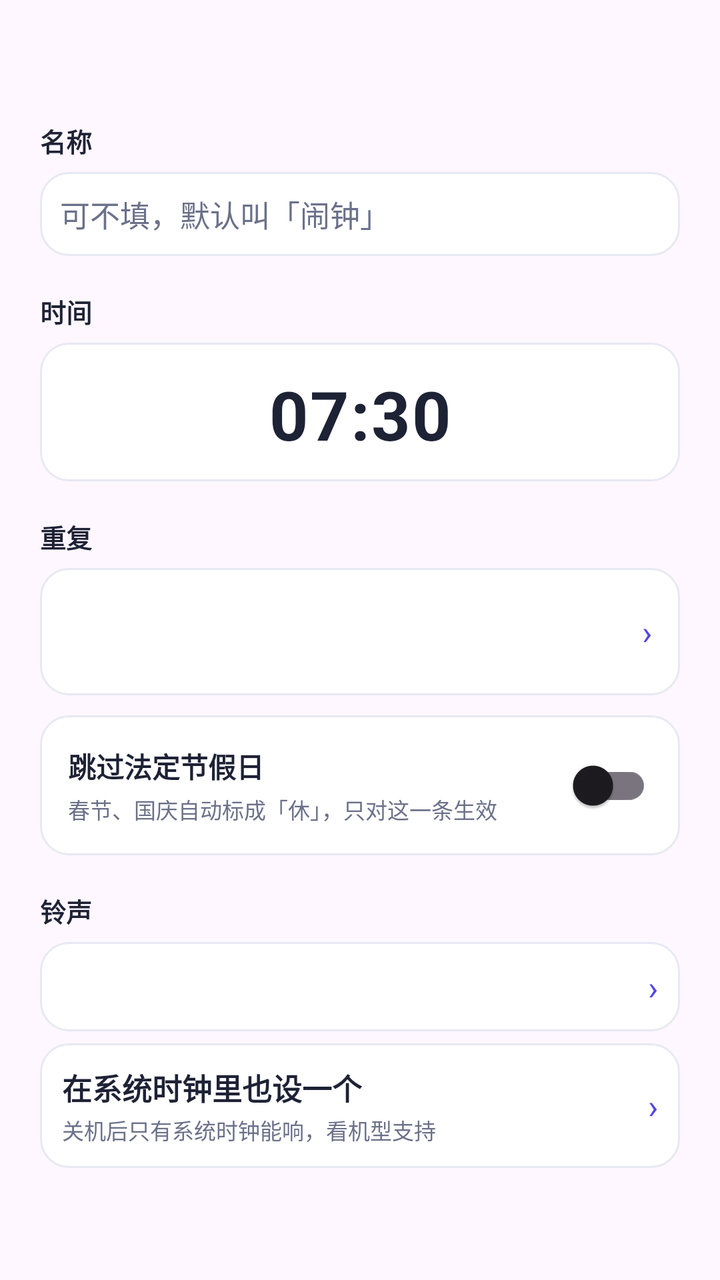
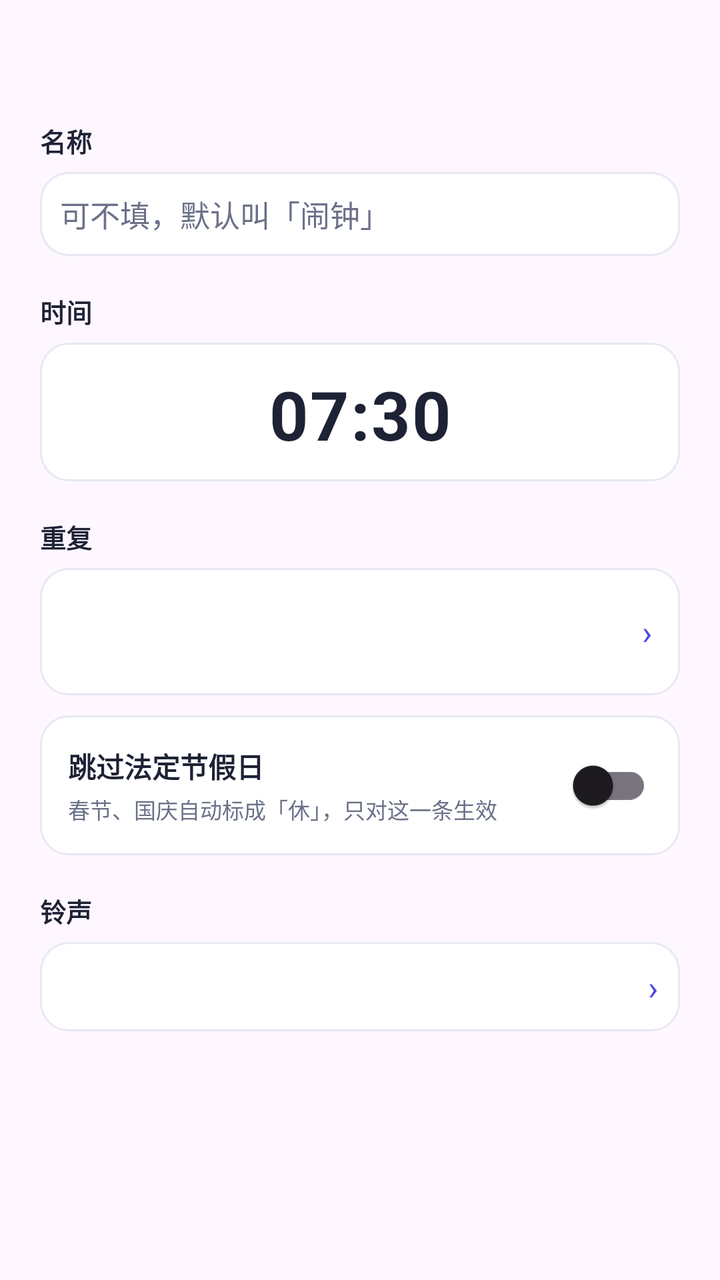

An Android layout rendered at two revisions. The XML below is the earlier revision; the diff shows what the commit changed to produce the second picture.
<!-- AndroidManifest.xml: application theme Theme.WeekdayAlarm -->
<!-- res/layout/dialog_alarm.xml -->
<?xml version="1.0" encoding="utf-8"?>
<ScrollView xmlns:android="http://schemas.android.com/apk/res/android"
    android:layout_width="match_parent"
    android:layout_height="wrap_content"
    android:fadingEdgeLength="28dp"
    android:requiresFadingEdge="vertical"
    android:fillViewport="true">

<LinearLayout
    android:layout_width="match_parent"
    android:layout_height="wrap_content"
    android:orientation="vertical"
    android:padding="20dp">

    <TextView
        android:id="@+id/tv_alarm_title"
        android:layout_width="match_parent"
        android:layout_height="wrap_content"
        android:textColor="@color/ink"
        android:textSize="17sp"
        android:textStyle="bold" />

    <TextView
        style="@style/FieldLabel"
        android:layout_width="wrap_content"
        android:layout_height="wrap_content"
        android:layout_marginTop="18dp"
        android:text="名称" />

    <EditText
        android:id="@+id/et_alarm_label"
        android:layout_width="match_parent"
        android:layout_height="wrap_content"
        android:layout_marginTop="6dp"
        android:background="@drawable/bg_field_outline"
        android:importantForAutofill="no"
        android:inputType="text"
        android:maxLength="12"
        android:maxLines="1"
        android:padding="10dp"
        android:hint="可不填，默认叫「闹钟」"
        android:textColorHint="@color/sub"
        android:textColor="@color/ink"
        android:textSize="15sp" />

    <TextView
        style="@style/FieldLabel"
        android:layout_width="wrap_content"
        android:layout_height="wrap_content"
        android:layout_marginTop="18dp"
        android:text="时间" />

    
    <LinearLayout
        android:id="@+id/box_alarm_time"
        android:layout_width="match_parent"
        android:layout_height="wrap_content"
        android:layout_marginTop="6dp"
        android:background="@drawable/bg_field_outline"
        android:clickable="true"
        android:focusable="true"
        android:gravity="center"
        android:orientation="vertical"
        android:paddingTop="13dp"
        android:paddingBottom="11dp">

        <TextView
            android:id="@+id/tv_alarm_pick_time"
            android:layout_width="match_parent"
            android:layout_height="wrap_content"
            android:gravity="center"
            android:letterSpacing="0.02"
            android:paddingStart="14dp"
            android:paddingEnd="14dp"
            android:text="07:30"
            android:textColor="@color/ink"
            android:textSize="34sp"
            android:textStyle="bold" />

        <TextView
            android:id="@+id/tv_alarm_time_source"
            android:layout_width="match_parent"
            android:layout_height="wrap_content"
            android:layout_marginTop="3dp"
            android:gravity="center"
            android:paddingStart="14dp"
            android:paddingEnd="14dp"
            android:textColor="@color/sub"
            android:textSize="12sp"
            android:visibility="gone" />
    </LinearLayout>

    
    <LinearLayout
        android:id="@+id/row_shift_follow"
        android:layout_width="match_parent"
        android:layout_height="wrap_content"
        android:layout_marginTop="10dp"
        android:background="@drawable/bg_dialog_row"
        android:clickable="true"
        android:focusable="true"
        android:gravity="center_vertical"
        android:orientation="horizontal"
        android:paddingStart="14dp"
        android:paddingTop="12dp"
        android:paddingEnd="14dp"
        android:paddingBottom="12dp"
        android:visibility="gone">

        <TextView
            android:id="@+id/tv_shift_follow"
            android:layout_width="0dp"
            android:layout_height="wrap_content"
            android:layout_weight="1"
            android:text="白班、夜班 · 开始前 1 小时 30 分"
            android:textColor="@color/indigo"
            android:textSize="14sp"
            android:textStyle="bold" />

        <TextView style="@style/ValueChevron" />
    </LinearLayout>

    <TextView
        style="@style/FieldLabel"
        android:layout_width="wrap_content"
        android:layout_height="wrap_content"
        android:layout_marginTop="18dp"
        android:text="重复" />

    
    <LinearLayout
        android:id="@+id/row_repeat"
        android:layout_width="match_parent"
        android:layout_height="wrap_content"
        android:layout_marginTop="6dp"
        android:background="@drawable/bg_field_outline"
        android:clickable="true"
        android:focusable="true"
        android:gravity="center_vertical"
        android:orientation="horizontal"
        android:paddingStart="14dp"
        android:paddingTop="12dp"
        android:paddingEnd="14dp"
        android:paddingBottom="12dp">

        <LinearLayout
            android:layout_width="0dp"
            android:layout_height="wrap_content"
            android:layout_weight="1"
            android:orientation="vertical">

            <TextView
                android:id="@+id/tv_repeat_value"
                android:layout_width="match_parent"
                android:layout_height="wrap_content"
                android:textColor="@color/ink"
                android:textSize="15sp"
                android:textStyle="bold" />

            <TextView
                android:id="@+id/tv_repeat_sub"
                android:layout_width="match_parent"
                android:layout_height="wrap_content"
                android:layout_marginTop="3dp"
                android:textColor="@color/sub"
                android:textSize="12sp" />
        </LinearLayout>

        <TextView style="@style/SettingsChevron" />
    </LinearLayout>

    
    <LinearLayout
        android:id="@+id/row_own_rule"
        android:layout_width="match_parent"
        android:layout_height="wrap_content"
        android:layout_marginTop="10dp"
        android:background="@drawable/bg_dialog_row"
        android:clickable="true"
        android:focusable="true"
        android:gravity="center_vertical"
        android:orientation="horizontal"
        android:paddingStart="14dp"
        android:paddingTop="12dp"
        android:paddingEnd="14dp"
        android:paddingBottom="12dp"
        android:visibility="gone">

        <TextView
            android:id="@+id/tv_own_rule"
            android:layout_width="0dp"
            android:layout_height="wrap_content"
            android:layout_weight="1"
            android:text="4 天上 2 天"
            android:textColor="@color/indigo"
            android:textSize="14sp"
            android:textStyle="bold" />

        <TextView style="@style/ValueChevron" />
    </LinearLayout>

    
    <LinearLayout
        android:id="@+id/row_once_date"
        android:layout_width="match_parent"
        android:layout_height="wrap_content"
        android:layout_marginTop="10dp"
        android:background="@drawable/bg_field_outline"
        android:clickable="true"
        android:focusable="true"
        android:orientation="vertical"
        android:padding="11dp"
        android:visibility="gone">

        <TextView
            style="@style/FieldLabel"
            android:layout_width="wrap_content"
            android:layout_height="wrap_content"
            android:text="哪一天" />

        <TextView
            android:id="@+id/tv_once_date"
            android:layout_width="match_parent"
            android:layout_height="wrap_content"
            android:layout_marginTop="3dp"
            android:textColor="@color/indigo"
            android:textSize="16sp"
            android:textStyle="bold" />
    </LinearLayout>

    
    <LinearLayout
        android:id="@+id/row_holiday_alarm"
        android:layout_width="match_parent"
        android:layout_height="wrap_content"
        android:layout_marginTop="10dp"
        android:background="@drawable/bg_field_outline"
        android:gravity="center_vertical"
        android:orientation="horizontal"
        android:paddingStart="14dp"
        android:paddingTop="11dp"
        android:paddingEnd="14dp"
        android:paddingBottom="11dp">

        <LinearLayout
            android:layout_width="0dp"
            android:layout_height="wrap_content"
            android:layout_weight="1"
            android:orientation="vertical">

            <TextView
                android:layout_width="wrap_content"
                android:layout_height="wrap_content"
                android:text="跳过法定节假日"
                android:textColor="@color/ink"
                android:textSize="14sp"
                android:textStyle="bold" />

            <TextView
                android:id="@+id/tv_alarm_holiday_hint"
                android:layout_width="wrap_content"
                android:layout_height="wrap_content"
                android:layout_marginTop="3dp"
                android:text="春节、国庆自动标成「休」，只对这一条生效"
                android:textColor="@color/sub"
                android:textSize="11sp" />
        </LinearLayout>

        <androidx.appcompat.widget.SwitchCompat
            android:id="@+id/sw_alarm_holiday"
            android:layout_width="wrap_content"
            android:layout_height="wrap_content" />
    </LinearLayout>

    
    <TextView
        style="@style/FieldLabel"
        android:layout_width="wrap_content"
        android:layout_height="wrap_content"
        android:layout_marginTop="18dp"
        android:text="铃声" />

    
    <LinearLayout
        android:id="@+id/row_alarm_ringtone"
        android:layout_width="match_parent"
        android:layout_height="wrap_content"
        android:layout_marginTop="6dp"
        android:background="@drawable/bg_field_outline"
        android:clickable="true"
        android:focusable="true"
        android:gravity="center_vertical"
        android:orientation="horizontal"
        android:paddingStart="11dp"
        android:paddingTop="11dp"
        android:paddingEnd="11dp"
        android:paddingBottom="11dp">

        <TextView
            android:id="@+id/tv_alarm_ringtone"
            android:layout_width="0dp"
            android:layout_height="wrap_content"
            android:layout_weight="1"
            android:ellipsize="end"
            android:maxLines="2"
            android:textColor="@color/ink"
            android:textSize="15sp"
            android:textStyle="bold" />

        <TextView style="@style/SettingsChevron" />
    </LinearLayout>

    
    <LinearLayout
        android:id="@+id/row_system_clock"
        android:layout_width="match_parent"
        android:layout_height="wrap_content"
        android:layout_marginTop="6dp"
        android:background="@drawable/bg_field_outline"
        android:clickable="true"
        android:focusable="true"
        android:gravity="center_vertical"
        android:orientation="horizontal"
        android:paddingStart="11dp"
        android:paddingTop="11dp"
        android:paddingEnd="11dp"
        android:paddingBottom="11dp">

        <LinearLayout
            android:layout_width="0dp"
            android:layout_height="wrap_content"
            android:layout_weight="1"
            android:orientation="vertical">

            <TextView
                android:layout_width="wrap_content"
                android:layout_height="wrap_content"
                android:text="@string/system_clock_row"
                android:textColor="@color/ink"
                android:textSize="15sp"
                android:textStyle="bold" />

            <TextView
                style="@style/SettingsSummary"
                android:layout_width="wrap_content"
                android:layout_height="wrap_content"
                android:layout_marginTop="2dp"
                android:text="@string/system_clock_row_sub" />
        </LinearLayout>

        <TextView style="@style/SettingsChevron" />
    </LinearLayout>
</LinearLayout>

</ScrollView>
<!-- resources referenced by this layout -->
<resources>
  <color name="indigo">#4F46E5</color>
  <color name="ink">#1E2235</color>
  <color name="sub">#6B7189</color>
  <!-- drawable bg_dialog_row (drawable) -->
  <?xml version="1.0" encoding="utf-8"?>
  <shape xmlns:android="http://schemas.android.com/apk/res/android"
      android:shape="rectangle">
      <solid android:color="@color/card" />
      <stroke
          android:width="1dp"
          android:color="@color/line" />
      <corners android:radius="@dimen/radius_row" />
  </shape>
  <!-- drawable bg_field_outline (drawable) -->
  <?xml version="1.0" encoding="utf-8"?>
  <ripple xmlns:android="http://schemas.android.com/apk/res/android"
      android:color="#1F4F46E5">
      <item>
          <shape android:shape="rectangle">
              <solid android:color="@color/card" />
              <corners android:radius="@dimen/radius_row" />
              <stroke
                  android:width="1dp"
                  android:color="@color/line" />
          </shape>
      </item>
  </ripple>
  <string name="system_clock_row">在系统时钟里也设一个</string>
  <string name="system_clock_row_sub">关机后只有系统时钟能响，看机型支持</string>
  <style name="FieldLabel">
          <item name="android:textColor">@color/ink</item>
          <item name="android:textSize">@dimen/font_body</item>
          <item name="android:textStyle">bold</item>
      </style>
  <style name="SettingsChevron">
          <item name="android:layout_width">wrap_content</item>
          <item name="android:layout_height">wrap_content</item>
          <item name="android:layout_marginStart">@dimen/space_6</item>
          <item name="android:text">›</item>
          <item name="android:textColor">@color/indigo</item>
          <item name="android:textSize">@dimen/font_chevron</item>
      </style>
  <style name="SettingsSummary">
          <item name="android:textColor">@color/sub</item>
          <item name="android:textSize">@dimen/font_caption</item>
          <item name="android:lineSpacingMultiplier">1.2</item>
      </style>
  <style name="ValueChevron">
          <item name="android:layout_width">wrap_content</item>
          <item name="android:layout_height">wrap_content</item>
          <item name="android:layout_marginStart">@dimen/space_6</item>
          <item name="android:text">›</item>
          <item name="android:textColor">@color/sub</item>
          <item name="android:textSize">@dimen/font_chevron</item>
      </style>
  <style name="Theme.WeekdayAlarm" parent="Theme.Material3.DayNight.NoActionBar">
          <item name="colorPrimary">@color/indigo</item>
          <item name="colorPrimaryVariant">@color/indigo_dark</item>
          <item name="colorOnPrimary">@color/white</item>
          <item name="android:statusBarColor">@color/bg</item>
          <item name="android:windowLightStatusBar">true</item>
      </style>
  <color name="card">#FFFFFF</color>
  <color name="line">#E7E9F3</color>
  <dimen name="radius_row">14dp</dimen>
  <dimen name="font_body">13sp</dimen>
  <dimen name="space_6">6dp</dimen>
  <dimen name="font_chevron">17sp</dimen>
  <dimen name="font_caption">11sp</dimen>
  <color name="indigo_dark">#4338CA</color>
  <color name="white">#FFFFFFFF</color>
  <color name="bg">#F4F5FB</color>
</resources>

<!-- the commit's change to res/layout/dialog_alarm.xml (unified diff, before → after) -->
@@ -310,46 +310,6 @@
         <TextView style="@style/SettingsChevron" />
     </LinearLayout>
 
-    
-    <LinearLayout
-        android:id="@+id/row_system_clock"
-        android:layout_width="match_parent"
-        android:layout_height="wrap_content"
-        android:layout_marginTop="6dp"
-        android:background="@drawable/bg_field_outline"
-        android:clickable="true"
-        android:focusable="true"
-        android:gravity="center_vertical"
-        android:orientation="horizontal"
-        android:paddingStart="11dp"
-        android:paddingTop="11dp"
-        android:paddingEnd="11dp"
-        android:paddingBottom="11dp">
-
-        <LinearLayout
-            android:layout_width="0dp"
-            android:layout_height="wrap_content"
-            android:layout_weight="1"
-            android:orientation="vertical">
-
-            <TextView
-                android:layout_width="wrap_content"
-                android:layout_height="wrap_content"
-                android:text="@string/system_clock_row"
-                android:textColor="@color/ink"
-                android:textSize="15sp"
-                android:textStyle="bold" />
-
-            <TextView
-                style="@style/SettingsSummary"
-                android:layout_width="wrap_content"
-                android:layout_height="wrap_content"
-                android:layout_marginTop="2dp"
-                android:text="@string/system_clock_row_sub" />
-        </LinearLayout>
-
-        <TextView style="@style/SettingsChevron" />
-    </LinearLayout>
 </LinearLayout>
 
 </ScrollView>
<!-- resource entries referenced after the edit -->
@@ -27,8 +27,6 @@
           </shape>
       </item>
   </ripple>
-  <string name="system_clock_row">在系统时钟里也设一个</string>
-  <string name="system_clock_row_sub">关机后只有系统时钟能响，看机型支持</string>
   <style name="FieldLabel">
           <item name="android:textColor">@color/ink</item>
           <item name="android:textSize">@dimen/font_body</item>
@@ -41,11 +39,6 @@
           <item name="android:text">›</item>
           <item name="android:textColor">@color/indigo</item>
           <item name="android:textSize">@dimen/font_chevron</item>
-      </style>
-  <style name="SettingsSummary">
-          <item name="android:textColor">@color/sub</item>
-          <item name="android:textSize">@dimen/font_caption</item>
-          <item name="android:lineSpacingMultiplier">1.2</item>
       </style>
   <style name="ValueChevron">
           <item name="android:layout_width">wrap_content</item>
@@ -68,7 +61,6 @@
   <dimen name="font_body">13sp</dimen>
   <dimen name="space_6">6dp</dimen>
   <dimen name="font_chevron">17sp</dimen>
-  <dimen name="font_caption">11sp</dimen>
   <color name="indigo_dark">#4338CA</color>
   <color name="white">#FFFFFFFF</color>
   <color name="bg">#F4F5FB</color>
